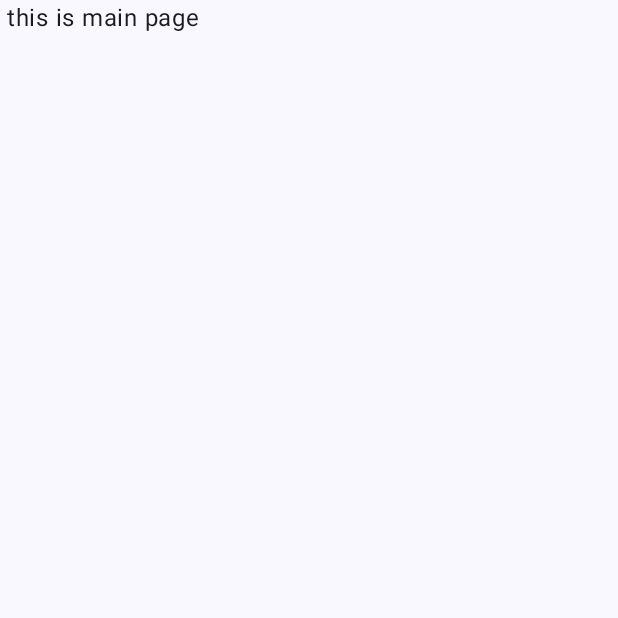
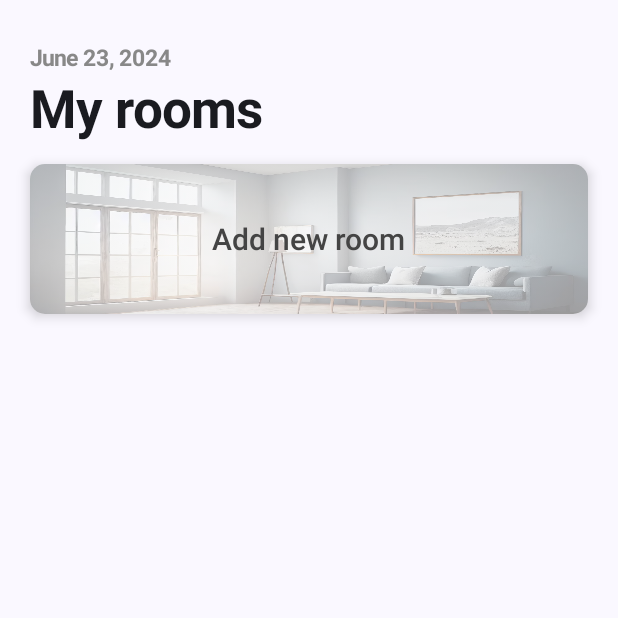
Before and after one commit to thetixious/MobileApp, an Android app built with Jetpack Compose: the screen it shows after launch (MainActivity), on a phone screen of 412 x 824 dp, the top half of it. Before the commit the part shown is almost empty. Run offline under Robolectric (Android 15) with nearby library versions, the phone set to English and light mode, and no system bars.

Commit message:
add cards for adding rooms

```diff
--- /dev/null
+++ b/app/src/main/java/com/rmp/lab/ui/form/CreateRoomScreen.kt
@@ -0,0 +1,4 @@
+package com.rmp.lab.ui.form
+
+class CreateRoomScreen {
+}
--- a/app/src/main/java/com/rmp/lab/ui/screen/AddNewRoom.kt
+++ b/app/src/main/java/com/rmp/lab/ui/screen/AddNewRoom.kt
@@ -1,13 +1,55 @@
 package com.rmp.lab.ui.screen
+
+
+import androidx.compose.foundation.background
+import androidx.compose.foundation.layout.Box
+
+import androidx.compose.foundation.layout.fillMaxWidth
+import androidx.compose.foundation.layout.height
+import androidx.compose.foundation.layout.padding
+
+import androidx.compose.foundation.shape.RoundedCornerShape
 
 import androidx.compose.material3.Text
 import androidx.compose.runtime.Composable
+import androidx.compose.ui.Alignment
 import androidx.compose.ui.Modifier
+import androidx.compose.ui.draw.clip
+import androidx.compose.ui.draw.paint
+import androidx.compose.ui.draw.shadow
+import androidx.compose.ui.graphics.Color
+import androidx.compose.ui.layout.ContentScale
+import androidx.compose.ui.res.painterResource
+import androidx.compose.ui.text.TextStyle
+import androidx.compose.ui.text.font.FontWeight
+import androidx.compose.ui.tooling.preview.Preview
+import androidx.compose.ui.unit.dp
+import androidx.compose.ui.unit.sp
+import com.rmp.lab.R
 
+@Preview(showSystemUi = true)
 @Composable
 fun AddNewRoom() {
-
-    Text(
-        text = "this is  add new room page!",
-    )
+    val shape = RoundedCornerShape(10.dp)
+    Box(contentAlignment = Alignment.Center,
+        modifier = with(Modifier) {
+            fillMaxWidth()
+                .padding(10.dp)
+                .height(100.dp)
+                .shadow(elevation =5.dp, shape = shape, clip = false)
+                .background(color = Color.White, shape =shape)
+                .clip(shape)
+                .paint(
+                    painterResource(id = R.drawable.living_room),
+                    alpha = 0.4f,
+                    contentScale = ContentScale.FillBounds,
+                )
+        }
+    ) {
+        Text(
+            text = "Add new room",
+            color = Color.DarkGray,
+            style = TextStyle(fontSize = 20.sp, fontWeight = FontWeight.SemiBold)
+        )
+    }
 }
--- a/app/src/main/java/com/rmp/lab/ui/screen/MainPage.kt
+++ b/app/src/main/java/com/rmp/lab/ui/screen/MainPage.kt
@@ -1,11 +1,75 @@
 package com.rmp.lab.ui.screen
 
+import androidx.compose.foundation.background
+import androidx.compose.foundation.layout.Arrangement
+import androidx.compose.foundation.layout.Box
+import androidx.compose.foundation.layout.Column
+import androidx.compose.foundation.layout.Row
+import androidx.compose.foundation.layout.fillMaxSize
+import androidx.compose.foundation.layout.fillMaxWidth
+import androidx.compose.foundation.layout.padding
+import androidx.compose.foundation.layout.size
+import androidx.compose.foundation.shape.RoundedCornerShape
 import androidx.compose.material3.Text
 import androidx.compose.runtime.Composable
+import androidx.compose.ui.Alignment
+import androidx.compose.ui.Modifier
+import androidx.compose.ui.draw.shadow
+import androidx.compose.ui.graphics.Color
+import androidx.compose.ui.layout.ModifierLocalBeyondBoundsLayout
+import androidx.compose.ui.text.TextStyle
+import androidx.compose.ui.text.font.FontFamily
+import androidx.compose.ui.text.font.FontWeight
+import androidx.compose.ui.tooling.preview.Preview
+import androidx.compose.ui.unit.dp
+import androidx.compose.ui.unit.sp
+import java.text.DateFormatSymbols
+import java.util.Calendar
+import java.util.Locale
+import kotlin.time.Duration.Companion.days
 
+
+@Preview(showSystemUi = true)
 @Composable
 fun MainPage() {
+    Column(
+        modifier = Modifier
+            .fillMaxSize()
+            .padding(10.dp),
+        verticalArrangement = Arrangement.spacedBy(5.dp)
+    ) {
+        Text(
+            text = getCurrentDate(),
+            modifier = Modifier.padding(start = 10.dp, top = 20.dp),
+            style = TextStyle(fontSize = 15.sp, fontWeight = FontWeight.Bold, color = Color.Gray)
+        )
+        Row(
+            modifier = Modifier
+                .fillMaxWidth()
+                .padding(start = 10.dp),
+            verticalAlignment = Alignment.CenterVertically,
+        ) {
+            Text(
+                text = "My rooms",
+                style = TextStyle(fontSize = 35.sp, fontWeight = FontWeight.Bold)
 
-    Text(" this is main page ")
+            )
+        }
+        Column(
+
+        ) {
+            AddNewRoom()
+        }
+
+    }
 
 }
+
+fun getCurrentDate(): String {
+    val calendar = Calendar.getInstance()
+    val day = calendar.get(Calendar.DAY_OF_MONTH)
+    val month = calendar.get(Calendar.MONTH)
+    val year = calendar.get(Calendar.YEAR)
+    val monthName = DateFormatSymbols().months[month].capitalize(Locale.ENGLISH)
+    return "$monthName ${day}, $year"
+}
--- a/app/src/main/java/com/rmp/lab/ui/theme/Color.kt
+++ b/app/src/main/java/com/rmp/lab/ui/theme/Color.kt
@@ -2,7 +2,7 @@ package com.rmp.lab.ui.theme
 
 import androidx.compose.ui.graphics.Color
 
-val Purple80 = Color(0xFFD0BCFF)
+val Purple80 = Color(0xFFFFFFFF)
 val PurpleGrey80 = Color(0xFFCCC2DC)
 val Pink80 = Color(0xFFEFB8C8)
 
```
Also changed, not shown: app/src/main/res/drawable/living_room.png (added).
